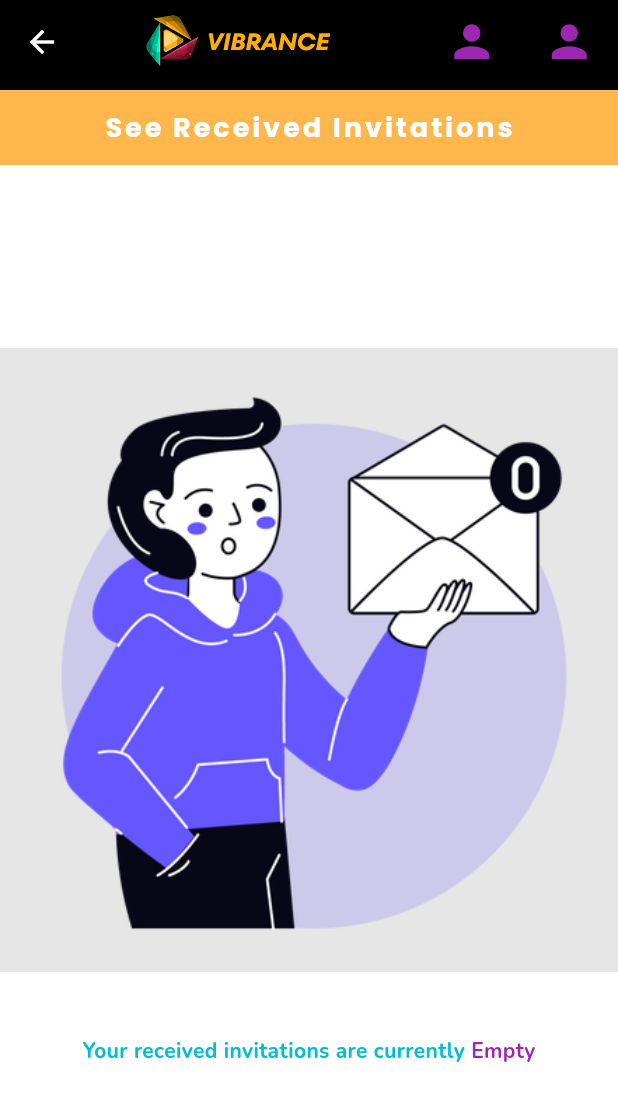
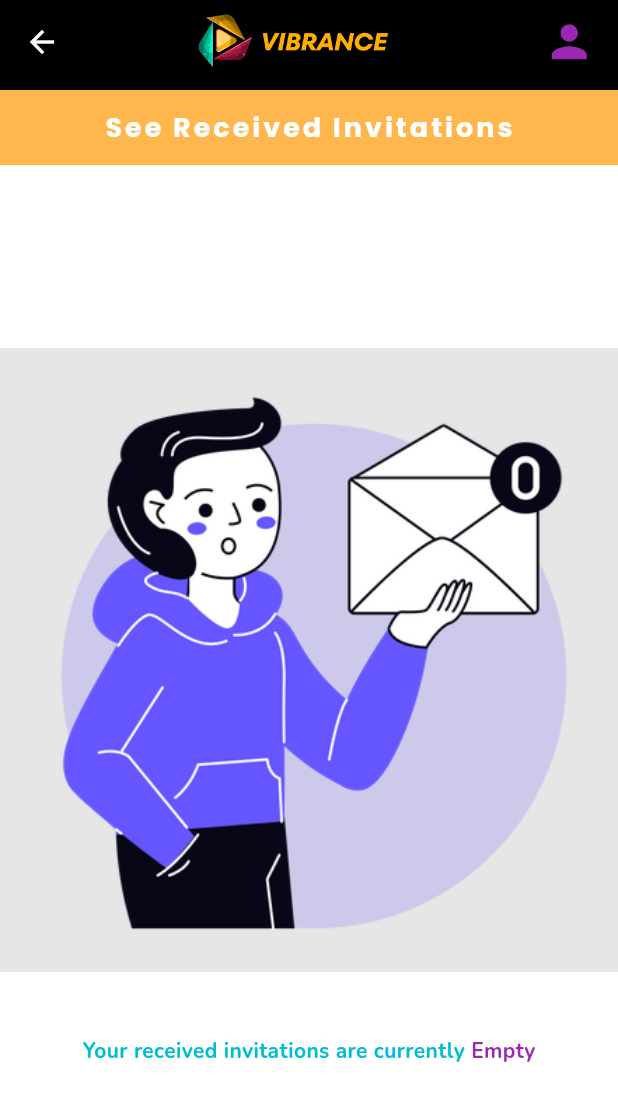
Before and after one commit to HaseebKhanGitHub/vibrance, a Flutter app: the screen it shows after launch, on a phone screen of 412 x 824 dp. Shown: the top 1101 px of the screen. Run offline on Flutter 3.47's test engine with Material 3 defaults, Android fonts, the phone set to English and light mode, and no system bars; our stand-ins replace circular_profile_avatar, google_fonts, rounded_loading_button_plus.

Commit message:
Update acceptInvite.dart

```diff
--- a/lib/Views/Invitation/acceptInvite.dart
+++ b/lib/Views/Invitation/acceptInvite.dart
@@ -24,14 +24,6 @@ class acceptInvite extends StatelessWidget {
             color: Colors.white,
           ),
           actions: [
-            Padding(
-              padding: const EdgeInsets.symmetric(horizontal: 15),
-              child: Icon(
-                Icons.person,
-                color: Colors.purple,
-                size: 35,
-              ),
-            ),
             Padding(
               padding: const EdgeInsets.symmetric(horizontal: 15),
               child: Icon(
```
